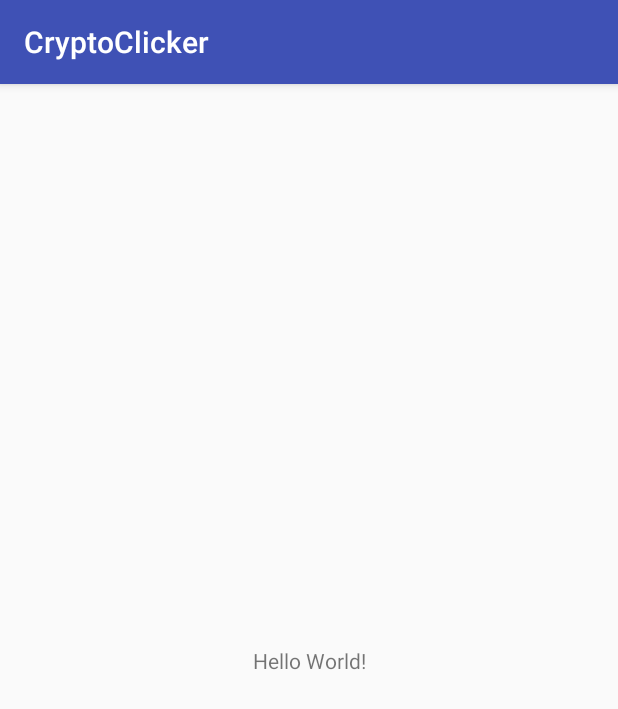
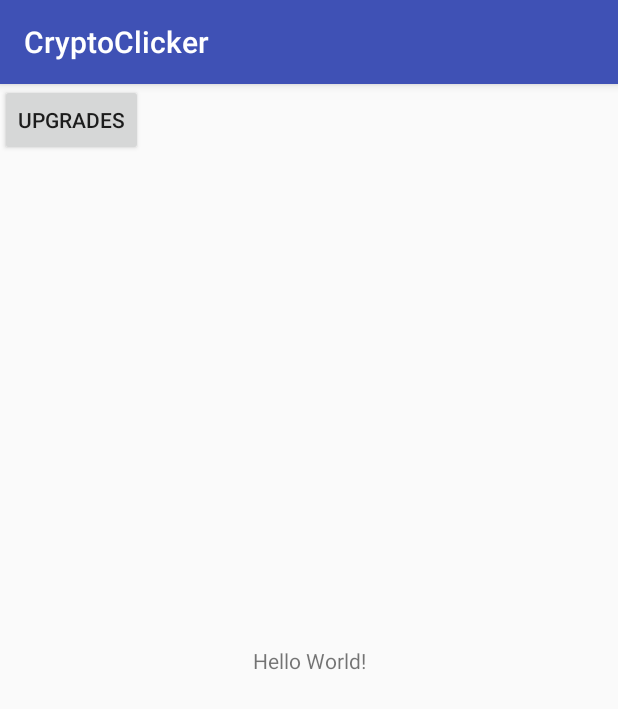
Before and after one commit to OSU-CS492-W18/final-project-crypto-clicker, an Android app: the screen it shows after launch (MainActivity), on a phone screen of 412 x 824 dp. Shown: the top 709 px of the screen. Run offline under Robolectric (Android 15) with nearby library versions, the light colour scheme and no system bars.

Commit message:
added button to call goUpgrades()

```diff
--- a/app/src/main/res/layout/activity_main.xml
+++ b/app/src/main/res/layout/activity_main.xml
@@ -15,4 +15,10 @@
         app:layout_constraintRight_toRightOf="parent"
         app:layout_constraintTop_toTopOf="parent" />
 
+    <Button
+        android:layout_width="wrap_content"
+        android:layout_height="wrap_content"
+        android:text="Upgrades"
+        android:onClick="goUpgrades"/>
+
 </android.support.constraint.ConstraintLayout>
```
